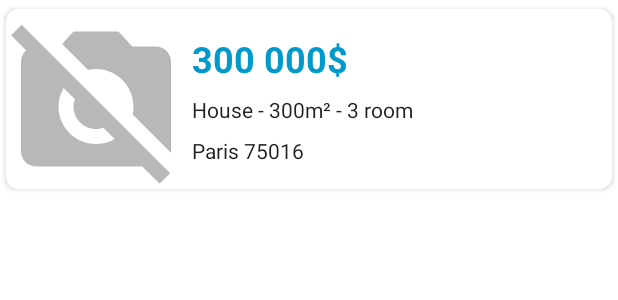
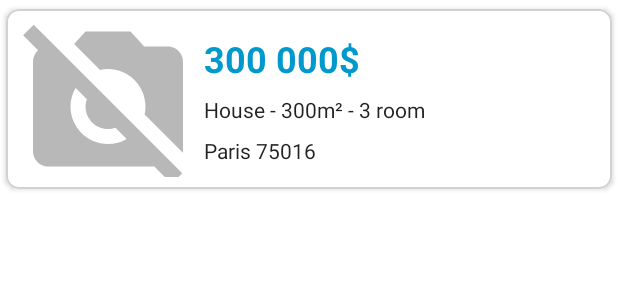
Before and after one commit to emmanuelgabe/P9_RealEstateManager, an Android app built with Jetpack Compose: the layout real_estate_item.xml on its own in the app's theme, with its tools: preview values and no code run, on a phone screen of 412 x 824 dp. Shown: the top 300 px of the screen. Run offline under Robolectric (Android 15) with nearby library versions, the phone set to English and light mode, and no system bars.

Commit message:
display reals estate in recyclerview

```diff
--- a/app/src/main/java/com/openclassrooms/realestatemanager/data/local/RealEstateDao.kt
+++ b/app/src/main/java/com/openclassrooms/realestatemanager/data/local/RealEstateDao.kt
@@ -10,7 +10,7 @@ import com.openclassrooms.realestatemanager.data.local.entity.RealEstateEntity
 interface RealEstateDao {
 
     @Query("SELECT * FROM real_estate_table")
-    fun getAllRealEstates(): List<RealEstateEntity>
+    suspend fun getAllRealEstates(): List<RealEstateEntity>
 
     @Insert(onConflict = OnConflictStrategy.REPLACE)
     suspend fun insertRealEstate(realEstateEntity: RealEstateEntity)
--- a/app/src/main/java/com/openclassrooms/realestatemanager/presentation/MainActivity.kt
+++ b/app/src/main/java/com/openclassrooms/realestatemanager/presentation/MainActivity.kt
@@ -8,6 +8,7 @@ import android.view.Menu
 import android.view.MenuItem
 import androidx.activity.result.ActivityResultLauncher
 import androidx.activity.result.contract.ActivityResultContracts
+import androidx.activity.viewModels
 import androidx.appcompat.app.AppCompatActivity
 import androidx.core.content.ContextCompat
 import androidx.navigation.NavController
@@ -22,7 +23,7 @@ import dagger.hilt.android.AndroidEntryPoint
 class MainActivity : AppCompatActivity() {
     private lateinit var navController: NavController
     private lateinit var addMenuItem: MenuItem
-
+    private val mainViewModel: MainActivityViewModel by viewModels()
     private var readPermissionGranted = false
     private var writePermissionGranted = false
     private lateinit var permissionsLauncher: ActivityResultLauncher<Array<String>>
--- a/app/src/main/java/com/openclassrooms/realestatemanager/presentation/realestatedetail/RealEstateDetailViewModel.kt
+++ b/app/src/main/java/com/openclassrooms/realestatemanager/presentation/realestatedetail/RealEstateDetailViewModel.kt
@@ -6,8 +6,8 @@ import androidx.lifecycle.ViewModel
 
 class RealEstateDetailViewModel() : ViewModel() {
 
-    private val _state = mutableStateOf(RealEstateDetailState())
-    val state: State<RealEstateDetailState>
+    private val _state = mutableStateOf(RealEstateDetailViewState())
+    val state: State<RealEstateDetailViewState>
         get() = _state
 
     fun onEvent(event: RealEstateDetailEvent) {
--- a/app/src/main/java/com/openclassrooms/realestatemanager/presentation/realestatedetail/RealEstateDetailState.kt
+++ b/app/src/main/java/com/openclassrooms/realestatemanager/presentation/realestatedetail/RealEstateDetailViewState.kt
@@ -1,6 +1,6 @@
 package com.openclassrooms.realestatemanager.presentation.realestatedetail
 
 
-data class RealEstateDetailState(
-    val cardIsExpanded : Boolean = true
+data class RealEstateDetailViewState(
+    val cardIsExpanded: Boolean = true
 )
--- a/app/src/main/java/com/openclassrooms/realestatemanager/presentation/realestatelist/RealEstateListAdapter.kt
+++ b/app/src/main/java/com/openclassrooms/realestatemanager/presentation/realestatelist/RealEstateListAdapter.kt
@@ -69,7 +69,10 @@ class RealEstateListAdapter(private val interaction: Interaction? = null) :
             itemView.setOnClickListener {
                 interaction?.onItemSelected(layoutPosition, realEstate)
             }
-            // binding.realEstateItemImageView. // TODO
+            if (realEstate.photoUri.isNotEmpty()) {
+                binding.realEstateItemImageView.setImageURI(realEstate.photoUri[0])
+                binding.realEstateItemImageView.setClipToOutline(true)
+            }
             binding.realEstateItemTextViewDescription.text =
                 "${realEstate.type} - ${realEstate.size} - room: ${realEstate.room}"
             binding.realEstateItemTextViewPrice.text = "${realEstate.price}$"
--- /dev/null
+++ b/app/src/main/res/drawable/shape_card_view.xml
@@ -0,0 +1,6 @@
+<?xml version="1.0" encoding="utf-8"?>
+<shape xmlns:android="http://schemas.android.com/apk/res/android">
+    <stroke android:width="1dp"
+        android:color="#D1D1D1" />
+    <corners android:radius="8dip"/>
+</shape>
--- a/app/src/main/res/layout/real_estate_item.xml
+++ b/app/src/main/res/layout/real_estate_item.xml
@@ -8,22 +8,27 @@
     android:layout_marginStart="4dp"
     android:layout_marginTop="6dp"
     android:layout_marginEnd="4dp"
+    android:clickable="true"
     android:elevation="2dp"
+    android:focusable="true"
+    android:foreground="@drawable/shape_card_view"
     app:cardCornerRadius="8dp"
     app:layout_constraintStart_toStartOf="parent"
-    app:layout_constraintTop_toTopOf="parent"
-    tools:ignore="UnusedAttribute">
+    app:layout_constraintTop_toTopOf="parent">
 
     <androidx.constraintlayout.widget.ConstraintLayout
         android:layout_width="match_parent"
         android:layout_height="match_parent">
 
-        <androidx.appcompat.widget.AppCompatImageView
+        <com.google.android.material.imageview.ShapeableImageView
             android:id="@+id/real_estate_item_image_view"
             android:layout_width="120dp"
             android:layout_height="match_parent"
+            android:layout_margin="@dimen/margin_padding_size_small"
             android:contentDescription="@string/real_estate_item_image_description"
+            android:scaleType="centerCrop"
             android:src="@drawable/ic_no_photography_24"
+            app:shapeAppearance="@style/ShapeAppearance.ImageView"
             app:layout_constraintLeft_toLeftOf="parent" />
 
         <androidx.appcompat.widget.AppCompatTextView
--- a/app/src/main/res/values/styles.xml
+++ b/app/src/main/res/values/styles.xml
@@ -22,4 +22,9 @@
         <item name="android:textColor">@android:color/holo_blue_dark</item>
         <item name="android:textStyle">normal</item>
     </style>
+    <!-- ShapeableImageView theme. (note that the parent matches the Base App theme) -->
+    <style name="ShapeAppearance.ImageView" parent="Theme.MaterialComponents.Light.DarkActionBar">
+        <item name="cornerFamily">rounded</item>
+        <item name="cornerSize">4dp</item>
+    </style>
 </resources>
```
Also changed, not shown: app/src/main/java/com/openclassrooms/realestatemanager/presentation/MainActivityViewModel.kt (+9 -9 lines), app/src/main/java/com/openclassrooms/realestatemanager/presentation/realestateadd/RealEstateAddFragment.kt (+16 -3 lines), app/src/main/java/com/openclassrooms/realestatemanager/presentation/realestatelist/RealEstateListFragment.kt (+17 -29 lines).
